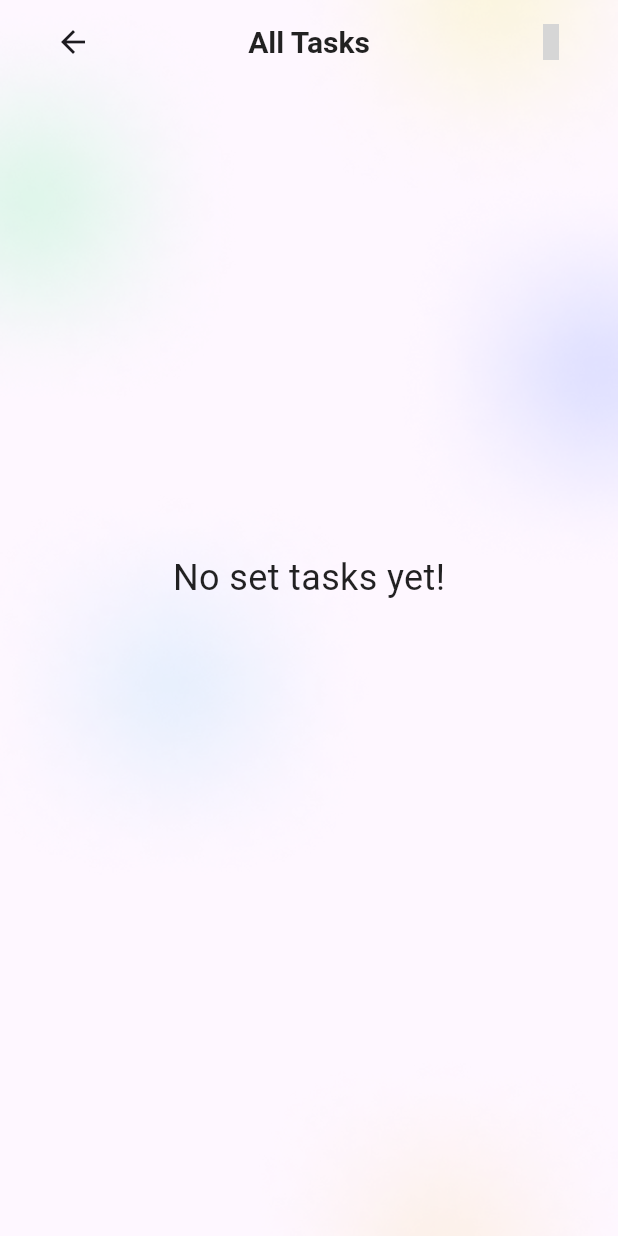
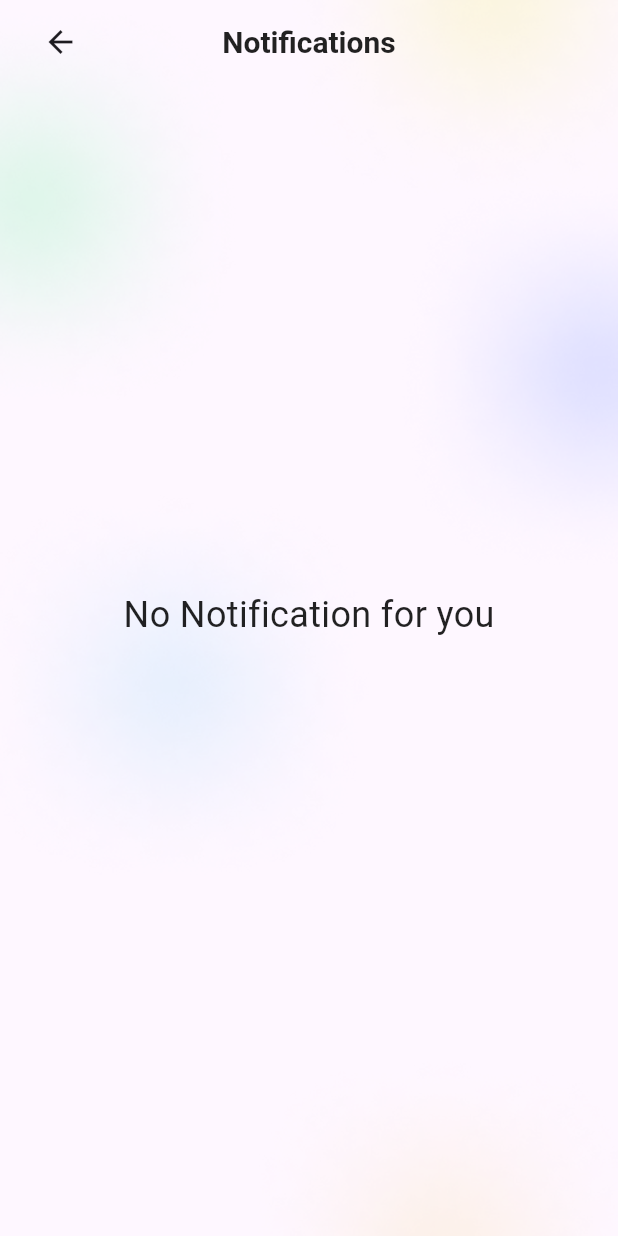
Before and after one commit to Shadrach01/task_scheduler, a Flutter app: the AllTasksScreen screen opened directly, after a tap on an icon or button, on a phone screen of 412 x 824 dp. Run offline on Flutter 3.47's test engine with Material 3 defaults, Android fonts, the phone set to English and light mode, and no system bars; our stand-ins replace flutter_local_notifications, flutter_riverpod, flutter_slidable, google_fonts, hive, hive_flutter and 4 more; accounts and stored records are empty; grey boxes are pictures that could not be loaded.

```diff
--- /dev/null
+++ b/lib/core/utils/notification_icon_button.dart
@@ -0,0 +1,21 @@
+import 'package:flutter/material.dart';
+import 'package:iconly/iconly.dart';
+import 'package:task_scheduler/core/commons/helper/navigator.dart';
+import 'package:task_scheduler/core/utils/screen_size.dart';
+import 'package:task_scheduler/features/notification_page/presentation/screen/notification_screen.dart';
+
+Widget notificationIconButton(BuildContext context) {
+  return IconButton(
+    onPressed: () {
+      AppNavigator.push(context, NotificationScreen());
+    },
+    icon: Badge(
+      smallSize: context.appWidth * .03,
+      child: Icon(
+        IconlyBold.notification,
+        size: context.appWidth * .07,
+      ),
+    ),
+    color: Colors.black87,
+  );
+}
--- a/lib/features/add_project/provider/add_task_state_notifier.dart
+++ b/lib/features/add_project/provider/add_task_state_notifier.dart
@@ -98,7 +98,7 @@ class InputTaskStateNotifier extends StateNotifier<TaskInputState> {
     await NotificationService.scheduleNotification(taskModel, startDateTime);
 
     await NotificationService.scheduleNotificationTaskEnded(
-      'Task ended',
+      taskModel,
       'Your task: ${taskModel.taskName} has ended',
       endDateTime,
     );
--- a/lib/features/all_tasks/presentation/widgets/all_tasks_screen_widgets.dart
+++ b/lib/features/all_tasks/presentation/widgets/all_tasks_screen_widgets.dart
@@ -1,6 +1,7 @@
 import 'package:flutter/material.dart';
 import 'package:flutter_riverpod/flutter_riverpod.dart';
 import 'package:iconly/iconly.dart';
+import 'package:task_scheduler/core/utils/notification_icon_button.dart';
 import 'package:task_scheduler/core/utils/screen_size.dart';
 import 'package:task_scheduler/features/all_tasks/presentation/widgets/tasks_details_container.dart';
 import 'package:task_scheduler/features/today_task/provider/today_tasks_provider.dart';
@@ -61,15 +62,7 @@ class _AllTasksScreenWidgetsState extends ConsumerState<AllTasksScreenWidgets> {
         ),
       ),
       actions: [
-        IconButton(
-          onPressed: () {
-            // TODO: IMPLEMENT THE NOTIFICATIONS ALARM ICON
-          },
-          icon: Icon(
-            IconlyBold.notification,
-            color: Colors.black87,
-          ),
-        ),
+        notificationIconButton(context),
       ],
     );
   }
--- a/lib/features/dash_board_page/presentation/widgets/dash_board_screen_widgets.dart
+++ b/lib/features/dash_board_page/presentation/widgets/dash_board_screen_widgets.dart
@@ -6,6 +6,7 @@ import 'package:iconly/iconly.dart';
 import 'package:task_scheduler/core/models/task_model/task_model.dart';
 import 'package:task_scheduler/core/utils/app_text_style.dart';
 import 'package:task_scheduler/core/utils/constants.dart';
+import 'package:task_scheduler/core/utils/notification_icon_button.dart';
 import 'package:task_scheduler/core/utils/screen_size.dart';
 import 'package:task_scheduler/features/dash_board_page/presentation/widgets/project_progress_container.dart';
 import 'package:task_scheduler/features/dash_board_page/presentation/widgets/task_groups.dart';
@@ -47,6 +48,7 @@ class DashBoardScreenWidgets extends ConsumerWidget {
             appWidth,
             userState.profilePicture,
             userState.userName,
+            context,
           ),
 
           // Task almost done container
@@ -63,7 +65,12 @@ class DashBoardScreenWidgets extends ConsumerWidget {
   }
 
   // App bar
-  AppBar homePageAppBar(double width, String pp, String userName) {
+  AppBar homePageAppBar(
+    double width,
+    String pp,
+    String userName,
+    BuildContext context,
+  ) {
     return AppBar(
       backgroundColor: Colors.transparent,
       leading: CircleAvatar(
@@ -98,10 +105,7 @@ class DashBoardScreenWidgets extends ConsumerWidget {
         ],
       ),
       actions: [
-        Icon(
-          IconlyBold.notification,
-          color: Colors.black87,
-        ),
+        notificationIconButton(context),
       ],
     );
   }
--- /dev/null
+++ b/lib/features/notification_page/presentation/screen/notification_screen.dart
@@ -0,0 +1,13 @@
+import 'package:flutter/material.dart';
+import 'package:task_scheduler/features/notification_page/presentation/widgets/notification_screen_widgets.dart';
+
+class NotificationScreen extends StatelessWidget {
+  const NotificationScreen({super.key});
+
+  @override
+  Widget build(BuildContext context) {
+    return const Scaffold(
+      body: NotificationScreenWidgets(),
+    );
+  }
+}
--- /dev/null
+++ b/lib/features/notification_page/presentation/widgets/notification_screen_widgets.dart
@@ -0,0 +1,87 @@
+import 'package:flutter/material.dart';
+import 'package:flutter_riverpod/flutter_riverpod.dart';
+import 'package:task_scheduler/core/utils/screen_size.dart';
+import 'package:task_scheduler/features/notification_page/presentation/widgets/notification_task_tile.dart';
+import 'package:task_scheduler/features/notification_page/provider/notified_tasks_notifier.dart';
+
+import '../../../../core/utils/app_text_style.dart';
+import '../../../../core/utils/image_res.dart';
+import '../../../today_task/provider/today_tasks_provider.dart';
+
+class NotificationScreenWidgets extends ConsumerWidget {
+  const NotificationScreenWidgets({super.key});
+
+  @override
+  Widget build(BuildContext context, WidgetRef ref) {
+    final appHeight = context.appHeight;
+    final appWidth = context.appWidth;
+
+    return Container(
+      height: appHeight,
+      width: appWidth,
+      decoration: BoxDecoration(
+        image: DecorationImage(
+          image: AssetImage(ImageRes.backgroundColor),
+          fit: BoxFit.cover,
+        ),
+      ),
+      padding: EdgeInsets.symmetric(horizontal: appWidth * .03),
+      child: Column(
+        spacing: appHeight * .03,
+        children: [
+          // App Bar
+          _appBar(context),
+
+          notificationTaskTileList(appHeight, ref),
+        ],
+      ),
+    );
+  }
+
+  // App Bar
+  Widget _appBar(BuildContext context) {
+    return AppBar(
+      backgroundColor: Colors.transparent,
+      centerTitle: true,
+      title: Text(
+        "Notifications",
+        style: AppTextStyle.textStyle(
+          color: Colors.black87,
+          size: 20,
+          weight: FontWeight.w700,
+        ),
+      ),
+    );
+  }
+
+  Widget notificationTaskTileList(double height, WidgetRef ref) {
+    final startedTasks = ref.watch(notifiedTasksProvider).startedTasks;
+    final endedTasks = ref.watch(notifiedTasksProvider).endedTasks;
+
+    // Merge both lists
+    final allTasks = [...startedTasks, ...endedTasks];
+    return SizedBox(
+      height: height * .8,
+      child: allTasks.isEmpty
+          ? Center(
+              child: Text(
+                "No Notification for you",
+                style: AppTextStyle.textStyle(
+                  size: 24,
+                ),
+              ),
+            )
+          : ListView.builder(
+              padding: EdgeInsets.zero,
+              itemCount: allTasks.length,
+              itemBuilder: (context, index) {
+                final task = allTasks[index];
+                return Padding(
+                  padding: const EdgeInsets.all(15.0),
+                  child: NotificationTaskTile(task: task),
+                );
+              },
+            ),
+    );
+  }
+}
```
Also changed, not shown: lib/core/utils/notification/notification_service.dart (+42 -3 lines), lib/features/all_tasks/presentation/widgets/tasks_details_container.dart (+19 -7 lines), lib/features/notification_page/presentation/widgets/notification_task_tile.dart (added, +62 -0 lines), lib/features/notification_page/provider/notification_state.dart (added, +21 -0 lines), lib/features/notification_page/provider/notified_tasks_notifier.dart (added, +41 -0 lines), lib/features/today_task/presentation/widgets/today_task_widgets.dart (+2 -9 lines), lib/features/user_profile_screen/presentation/widgets/user_screen_widgets.dart (+2 -9 lines).
